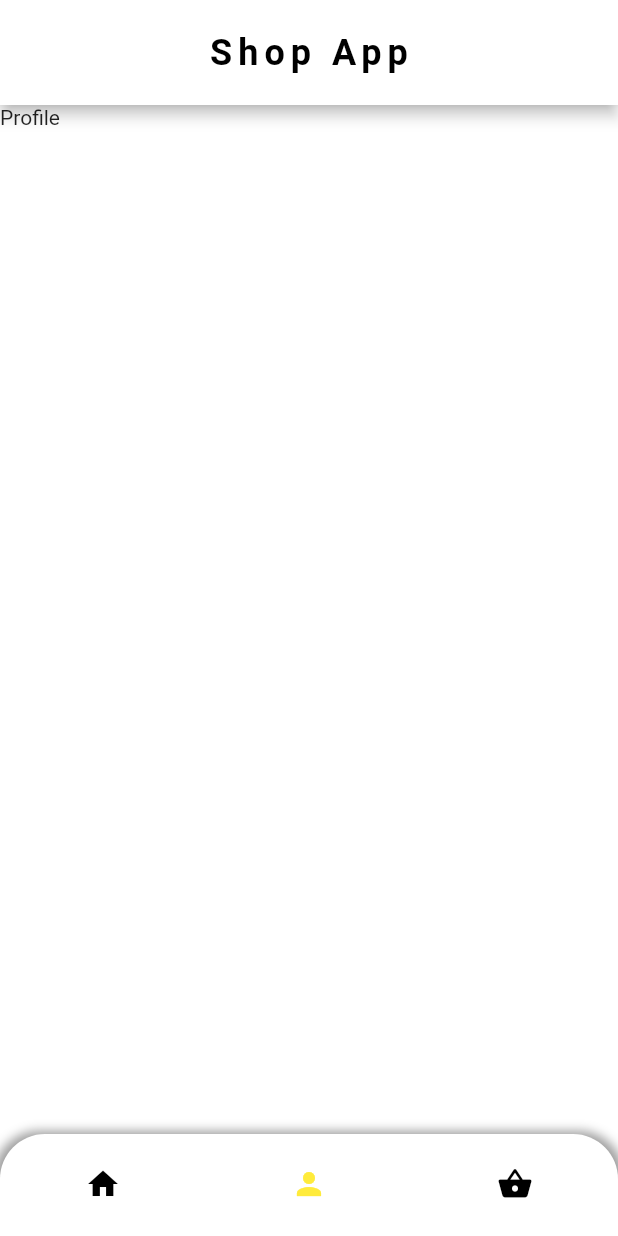
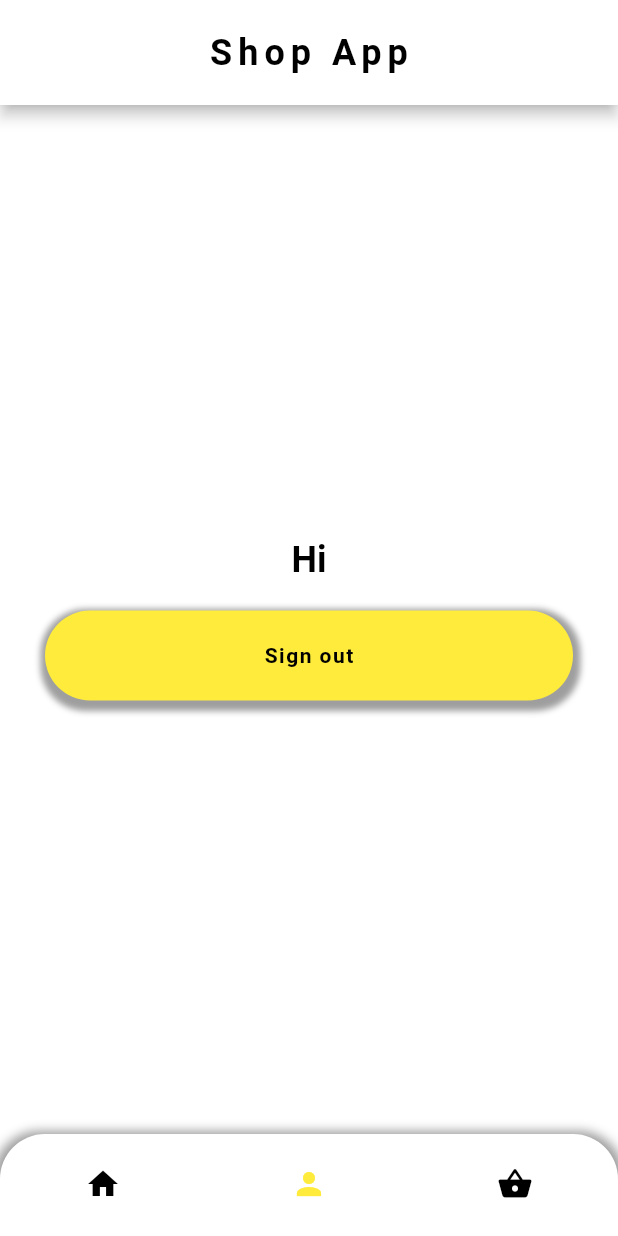
Before and after one commit to iamonur/mystore, a Flutter app: the screen it shows after launch, item 2 of the bottom bar chosen, on a phone screen of 412 x 824 dp. Run offline on Flutter 3.47's test engine with Material 2 defaults, Android fonts, the phone set to English and light mode, and no system bars; our stand-ins replace cached_network_image, firebase_core; missing offline and left inert: flutter_stripe; accounts and stored records are empty; network calls fail; Roboto replaces fonts that are missing (Merriweather); project files that could hold a hidden picture were left out.

Commit message:
Add custom button for profile screen

```diff
--- /dev/null
+++ b/lib/components/custom_button.dart
@@ -0,0 +1,37 @@
+import 'package:flutter/material.dart';
+import 'package:mystore/utils/custom_theme.dart';
+
+class CustomButton extends StatelessWidget {
+  final String text;
+  final void Function() onPress;
+  final bool loading;
+
+  const CustomButton(
+      {Key? key,
+      required this.text,
+      this.loading = false,
+      required this.onPress})
+      : super(key: key);
+
+  @override
+  Widget build(BuildContext context) {
+    return Container(
+      height: 60,
+      width: double.infinity,
+      decoration: BoxDecoration(
+        borderRadius: BorderRadius.circular(30),
+        color: CustomTheme.yellow,
+        boxShadow: CustomTheme.buttonShadow,
+      ),
+      child: MaterialButton(
+        onPressed: loading ? null : onPress,
+        child: loading
+            ? const Text("loading")
+            : Text(
+                text,
+                style: Theme.of(context).textTheme.titleSmall,
+              ),
+      ),
+    );
+  }
+}
--- a/lib/main.dart
+++ b/lib/main.dart
@@ -63,11 +63,11 @@ class MyApp extends StatelessWidget {
                   ),
                 ]),
           ),
-          body: TabBarView(
+          body: const TabBarView(
             children: [
-              const HomeScreen(),
-              const ProfileScreen(),
-              const CheckoutScreen(),
+              HomeScreen(),
+              ProfileScreen(),
+              CheckoutScreen(),
             ],
           ),
         ),
--- a/lib/screens/profile.dart
+++ b/lib/screens/profile.dart
@@ -1,14 +1,32 @@
 import 'package:flutter/src/foundation/key.dart';
 import 'package:flutter/src/widgets/framework.dart';
 import 'package:flutter/material.dart';
+import 'package:mystore/components/custom_button.dart';
 
-class ProfileScreen extends StatelessWidget {
+class ProfileScreen extends StatefulWidget {
   const ProfileScreen({Key? key}) : super(key: key);
 
   @override
+  State<ProfileScreen> createState() => _ProfileScreenState();
+}
+
+class _ProfileScreenState extends State<ProfileScreen> {
+  @override
   Widget build(BuildContext context) {
-    return Container(
-      child: Text("Profile"),
-    );
+    return Padding(
+        padding: const EdgeInsets.symmetric(horizontal: 30),
+        child: Column(
+          mainAxisAlignment: MainAxisAlignment.center,
+          children: [
+            Padding(
+              padding: const EdgeInsets.only(bottom: 20),
+              child: Text(
+                "Hi",
+                style: Theme.of(context).textTheme.headlineLarge,
+              ),
+            ),
+            CustomButton(text: "Sign out", onPress: () {}),
+          ],
+        ));
   }
 }
--- a/lib/utils/custom_theme.dart
+++ b/lib/utils/custom_theme.dart
@@ -5,6 +5,9 @@ class CustomTheme {
   static const Color yellow = Colors.yellow;
   static const cardShadow = [
     BoxShadow(color: grey, blurRadius: 5, spreadRadius: 4, offset: Offset(0, 2))
+  ];
+  static const buttonShadow = [
+    BoxShadow(color: grey, blurRadius: 3, spreadRadius: 4, offset: Offset(1, 3))
   ];
 
   static ThemeData getTheme() {
```
